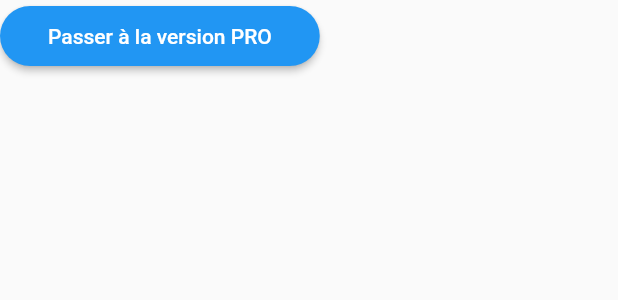
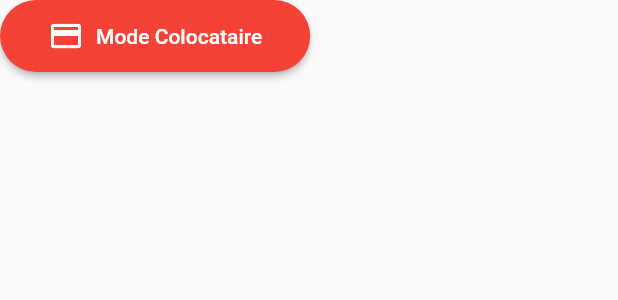
Before and after one commit to istrk33/coloc_app, a Flutter app: the ButtonWidget widget shown alone on an empty page, opened directly, on a phone screen of 412 x 824 dp. Shown: the top 300 px of the screen. Run offline on Flutter 3.47's test engine with Material 2 defaults, Android fonts, the phone set to English and light mode, and no system bars; our stand-ins replace cloud_firestore, firebase_auth, firebase_core, geolocator, google_fonts, google_maps_flutter and 2 more; missing offline and left inert: platform_maps_flutter; accounts and stored records are empty; network calls fail.

Commit message:
menubar swhitch prop or color in progress

```diff
--- a/lib/pages/navbar.dart
+++ b/lib/pages/navbar.dart
@@ -14,11 +14,48 @@
 
   @override
   State<Navbar> createState() => _NavbarState();
+
+  _NavbarState? getState() => _NavbarState._state;
 }
 
 class _NavbarState extends State<Navbar> {
   int _selectedIndex = 0;
-
+  final List<GButton> menuItemsColoc = [
+    const GButton(
+      icon: Icons.home,
+      text: 'Home',
+    ),
+    const GButton(
+      icon: Icons.map,
+      text: 'Carte',
+    ),
+    const GButton(
+      icon: Icons.chat_bubble,
+      text: 'Messagerie',
+    ),
+    const GButton(
+      icon: Icons.people,
+      text: 'Profile',
+    ),
+  ];
+  final List<GButton> menuItemsProp = [
+    const GButton(
+      icon: Icons.other_houses,
+      text: 'Propriétés',
+    ),
+    const GButton(
+      icon: Icons.monetization_on,
+      text: 'Paiements en attente',
+    ),
+    const GButton(
+      icon: Icons.chat_bubble,
+      text: 'Messagerie',
+    ),
+    const GButton(
+      icon: Icons.people,
+      text: 'Profile',
+    ),
+  ];
   static const TextStyle optionStyle =
       TextStyle(fontSize: 30, fontWeight: FontWeight.w600);
   static List<Widget> _widgetOptions = <Widget>[
@@ -28,32 +65,34 @@
     ProfilePage()
   ];
 
+  late List<GButton> _currentMenuItems;
+  @override
+  void initState() {
+    super.initState();
+    _currentMenuItems = menuItemsColoc;
+    _state = this;
+  }
+
+  static _NavbarState? _state;
+
+  void updateMenuItems() {
+    setState(() {
+      if (ProfilMode.getIsOwnerMode()) {
+        _currentMenuItems = menuItemsProp;
+      } else {
+        _currentMenuItems = menuItemsColoc;
+      }
+    });
+  }
+
   @override
   Widget build(BuildContext context) {
-    bool _isOwnerMode = false;
     return MaterialApp(
       debugShowCheckedModeBanner: false,
       home: Scaffold(
         appBar: AppBar(
           title: const Text('ColocApp'),
           backgroundColor: Color.fromARGB(255, 45, 101, 144),
-          actions: [
-            Row(
-              children: [
-                Text("Mode Propriétaire"),
-                Switch(
-                  value: _isOwnerMode,
-                  onChanged: (bool value) {
-                    setState(() {
-                      _isOwnerMode = value;
-                      // Ajoutez ici le code pour activer/désactiver le mode sombre
-                    });
-                  },
-                ),
-                SizedBox(width: 5,)
-              ],
-            )
-          ],
         ),
         bottomNavigationBar: Container(
           decoration: BoxDecoration(
@@ -79,24 +118,7 @@
                 duration: Duration(milliseconds: 400),
                 tabBackgroundColor: Colors.grey[100]!,
                 color: Colors.black,
-                tabs: const [
-                  GButton(
-                    icon: Icons.home,
-                    text: 'Home',
-                  ),
-                  GButton(
-                    icon: Icons.map,
-                    text: 'Carte',
-                  ),
-                  GButton(
-                    icon: Icons.chat_bubble,
-                    text: 'Messagerie',
-                  ),
-                  GButton(
-                    icon: Icons.people,
-                    text: 'Profile',
-                  ),
-                ],
+                tabs: _currentMenuItems,
                 selectedIndex: _selectedIndex,
                 onTabChange: (index) {
                   setState(() {
--- a/lib/widgets/profile_button_widget.dart
+++ b/lib/widgets/profile_button_widget.dart
@@ -2,22 +2,27 @@
 
 class ButtonWidget extends StatelessWidget {
   final String text;
+  final Icon icon;
   final VoidCallback onClicked;
+  final Color bgcolor;
 
   const ButtonWidget({
     Key? key,
     required this.text,
     required this.onClicked,
+    required this.icon,
+    required this.bgcolor,
   }) : super(key: key);
 
   @override
-  Widget build(BuildContext context) => ElevatedButton(
+  Widget build(BuildContext context) => ElevatedButton.icon(
         style: ElevatedButton.styleFrom(
           shape: StadiumBorder(),
-          onPrimary: Colors.white,
+          backgroundColor: this.bgcolor,
           padding: EdgeInsets.symmetric(horizontal: 32, vertical: 12),
         ),
-        child: Text(text),
-        onPressed: onClicked,
+        label: Text(this.text),
+        onPressed: this.onClicked,
+        icon: this.icon,
       );
 }
--- a/pubspec.yaml
+++ b/pubspec.yaml
@@ -50,6 +50,7 @@
   geolocator_web: ^2.0.0
   google_maps_flutter_web: ^0.4.0+6
   flutter_platform_widgets: ^1.6.1
+  provider: ^6.0.5
   # dependencies:
   #fluttertoast: ^8.1.2
 
```
Also changed, not shown: lib/pages/profileTest.dart (+45 -8 lines).
